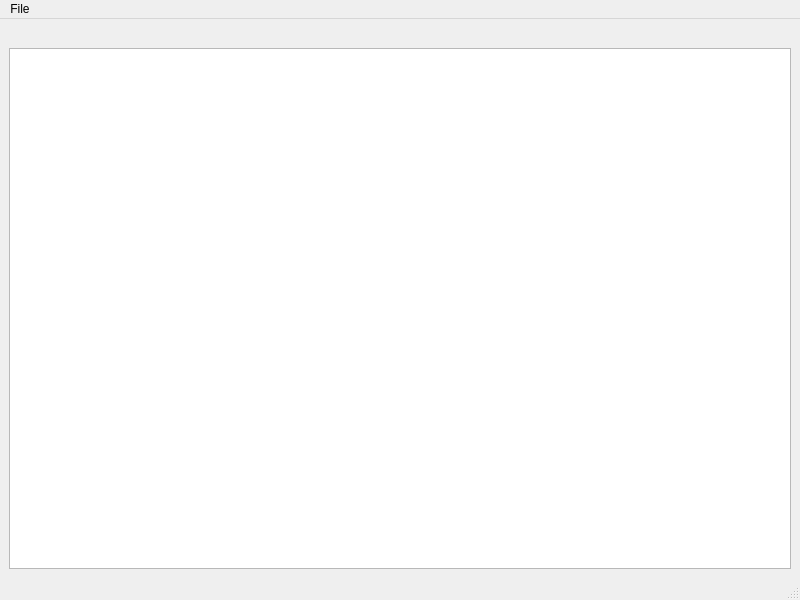
First picture: the form in mainwindow.ui, repository patztablook22/mandelbrot-viewer-qt-widgets, before the edit.
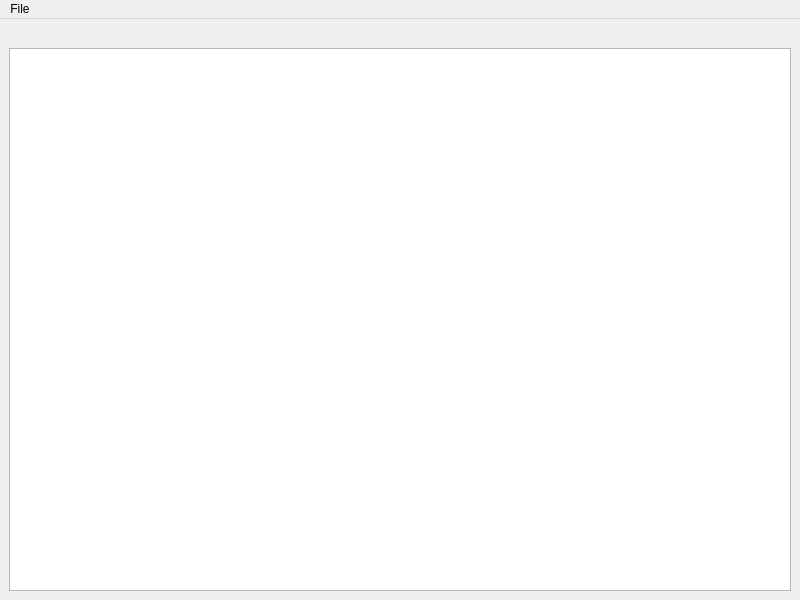
Second picture: the form after the edit.

Patch:
```diff
--- a/mainwindow.ui
+++ b/mainwindow.ui
@@ -14,17 +14,17 @@
    <string>MainWindow</string>
   </property>
   <widget class="QWidget" name="centralwidget">
-   <layout class="QVBoxLayout" name="verticalLayout">
-    <item>
+   <layout class="QGridLayout" name="gridLayout">
+    <item row="2" column="0">
+     <widget class="QGraphicsView" name="graphicsView"/>
+    </item>
+    <item row="1" column="0" alignment="Qt::AlignLeft">
      <widget class="QLabel" name="label">
       <property name="text">
        <string/>
       </property>
      </widget>
     </item>
-    <item>
-     <widget class="QGraphicsView" name="graphicsView"/>
-    </item>
    </layout>
   </widget>
   <widget class="QMenuBar" name="menubar">
@@ -44,7 +44,6 @@
    </widget>
    <addaction name="menuFile"/>
   </widget>
-  <widget class="QStatusBar" name="statusbar"/>
   <action name="actionExit">
    <property name="text">
     <string>Exit</string>
```
